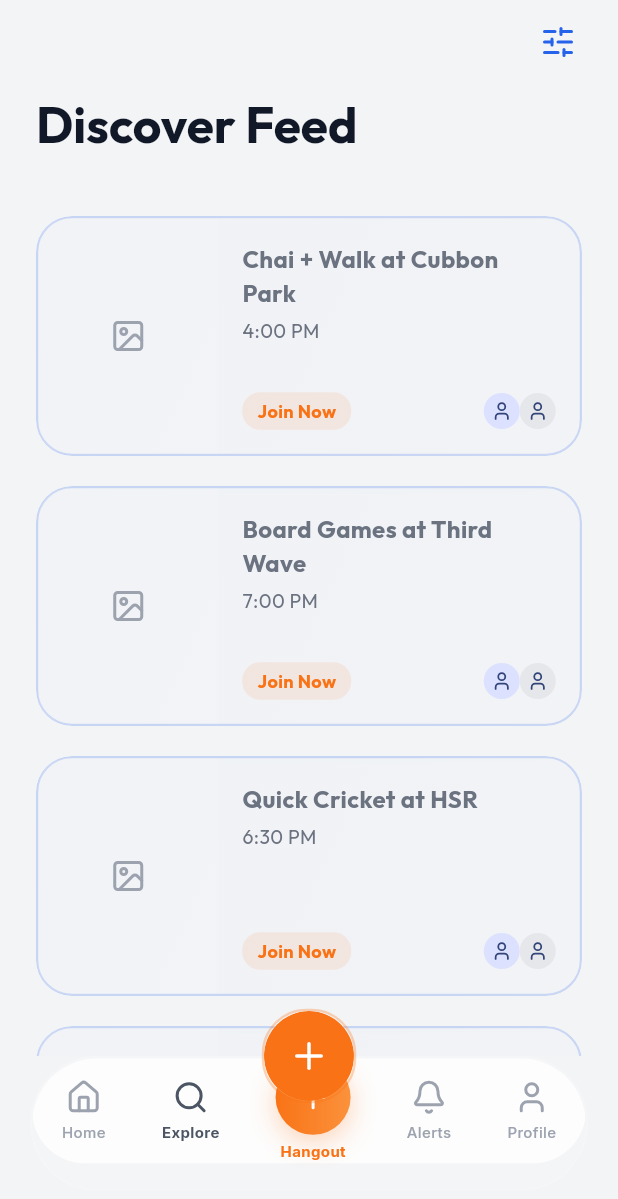
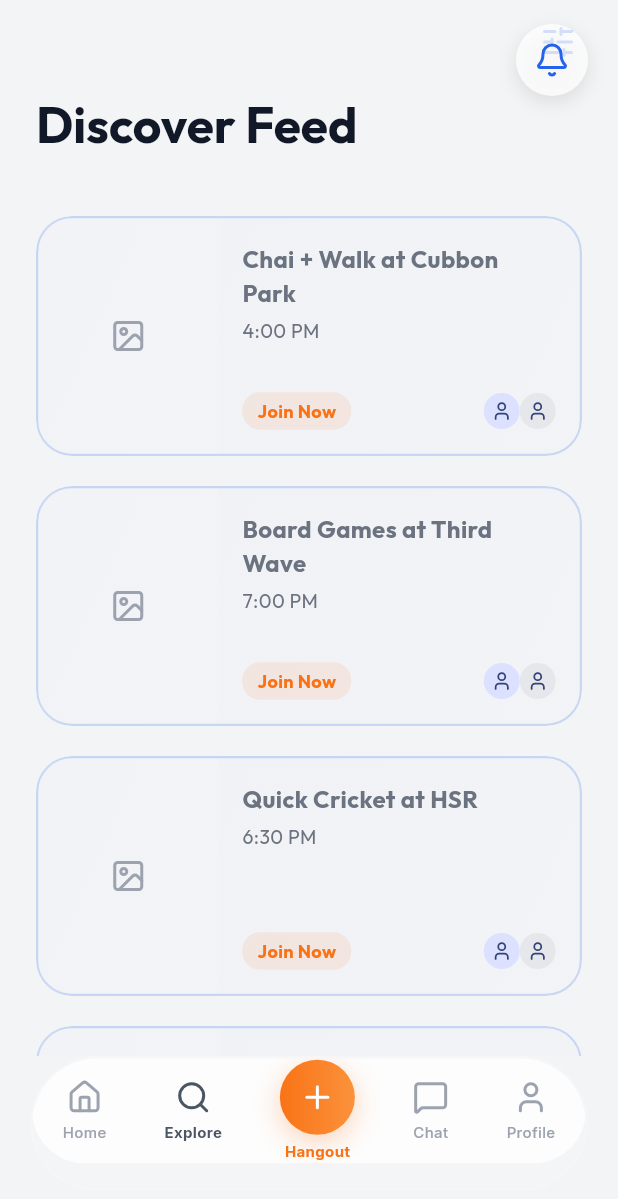
Before and after one commit to SHUKLASHRI/hangout, a Flutter app: the AppShell screen opened directly with empty values, item 2 of the bottom bar chosen, on a phone screen of 412 x 824 dp. Shown: the top 1199 px of the screen. Run offline on Flutter 3.47's test engine with Material 3 defaults, Android fonts, the phone set to English and light mode, and no system bars; drawn by our look-alikes of flutter_animate; our stand-ins replace cloud_firestore, firebase_auth, firebase_core, firebase_messaging, flutter_local_notifications, geolocator and 5 more; accounts and stored records are empty; network calls fail.

Commit message:
UI Fix: Bottom nav alignment, Alerts moved to top-right, and enhanced Profile/Chat screens

```diff
--- a/lib/screens/app_shell.dart
+++ b/lib/screens/app_shell.dart
@@ -24,44 +24,46 @@ class AppShell extends StatelessWidget {
 
         return Scaffold(
           backgroundColor: AppColors.background,
-          body: Row(
+          body: Stack(
+            children: [
+              Row(
                 children: [
                   if (isDesktop) _buildSidebar(context, state),
                   Expanded(child: child),
                 ],
               ),
-          floatingActionButton: isDesktop ? null : _buildFAB(context),
-          floatingActionButtonLocation: FloatingActionButtonLocation.centerDocked,
+              if (!isDesktop)
+                Positioned(
+                  top: MediaQuery.of(context).padding.top + 16,
+                  right: 20,
+                  child: _buildTopRightAlerts(context),
+                ),
+            ],
+          ),
           bottomNavigationBar: isDesktop ? null : _buildGlassNavBar(context, state, constraints),
         );
       },
     );
   }
 
-  Widget _buildFAB(BuildContext context) {
-    return LiquidGlassCard(
-      borderRadius: 30,
-      opacity: 0.1,
-      blur: 10,
-      borderColor: AppColors.socialOrange.withValues(alpha: 0.3),
-      child: Container(
-        height: 60,
-        width: 60,
+  Widget _buildTopRightAlerts(BuildContext context) {
+    return Container(
       decoration: BoxDecoration(
-          color: AppColors.socialOrange,
+        color: Colors.white.withValues(alpha: 0.8),
         shape: BoxShape.circle,
         boxShadow: [
           BoxShadow(
-              color: AppColors.socialOrange.withValues(alpha: 0.4),
-              blurRadius: 16,
+            color: Colors.black.withValues(alpha: 0.1),
+            blurRadius: 10,
             offset: const Offset(0, 4),
           ),
         ],
       ),
       child: IconButton(
-          icon: const Icon(LucideIcons.plus, color: Colors.white, size: 28),
-          onPressed: () => context.push('/create'),
-        ),
+        icon: const Icon(LucideIcons.bell, color: AppColors.trustBlue),
+        onPressed: () {
+          // Open notifications
+        },
       ),
     );
   }
@@ -86,7 +88,7 @@ class AppShell extends StatelessWidget {
               _navItem(context, state, 0, LucideIcons.house, 'Home'),
               _navItem(context, state, 1, LucideIcons.search, 'Explore'),
               _buildCenterAction(context),
-              _navItem(context, state, 2, LucideIcons.bell, 'Alerts'),
+              _navItem(context, state, 2, LucideIcons.messageSquare, 'Chat'),
               _navItem(context, state, 3, LucideIcons.user, 'Profile'),
             ],
           ),
```
Also changed, not shown: lib/screens/chat_screen.dart (+155 -37 lines), lib/screens/profile_screen.dart (+80 -26 lines). Lines whose indentation alone changed are shown as unchanged.
